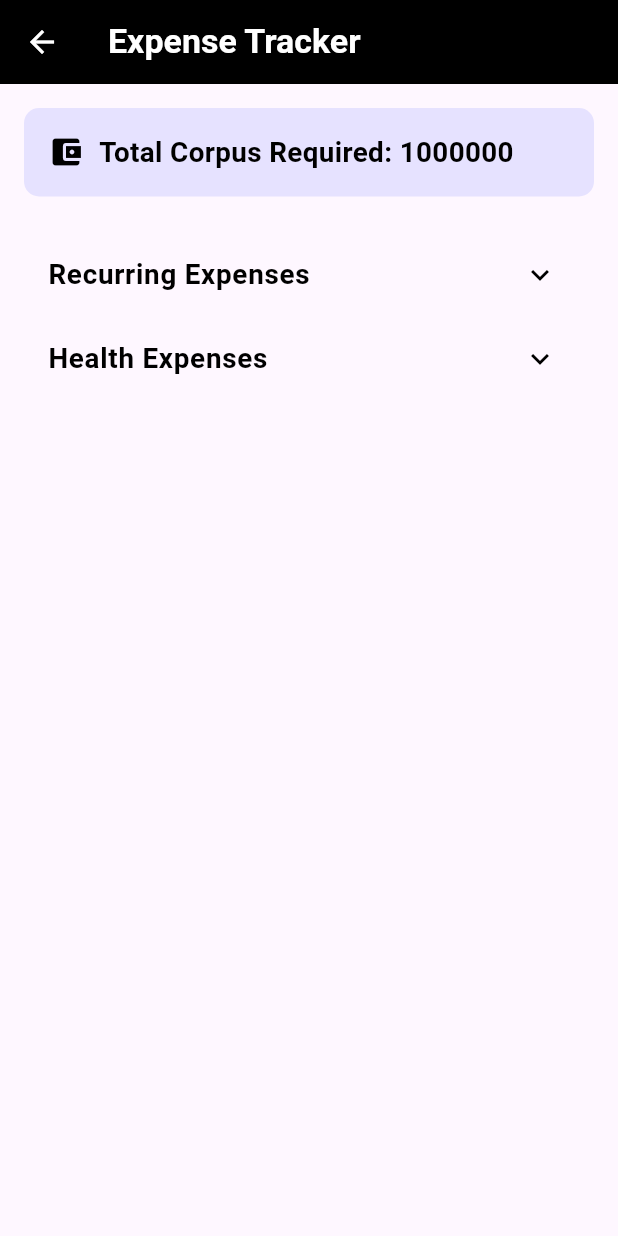
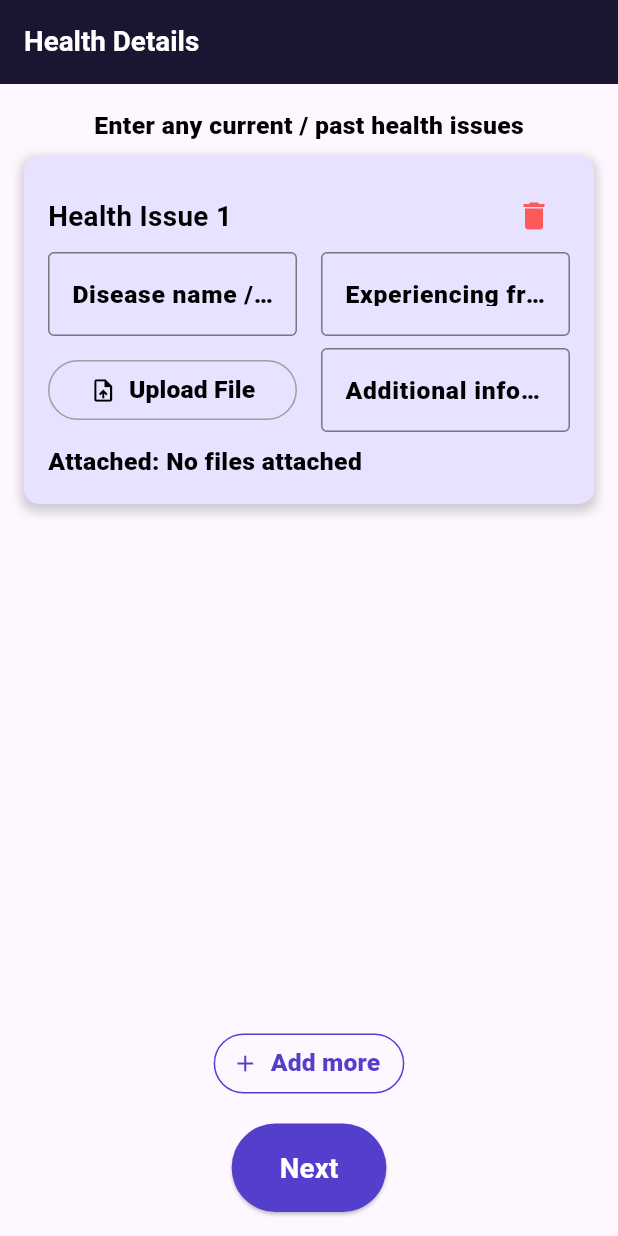
Before and after one commit to shubh865/Money-Mentor, a Flutter app: the screen it shows after launch, on a phone screen of 412 x 824 dp. Run offline on Flutter 3.47's test engine with Material 3 defaults, Android fonts, the phone set to English and light mode, and no system bars; our stand-ins replace file_picker, fl_chart, flutter_svg, go_router, google_fonts; missing offline and left inert: size_config.

Commit message:
health screen

```diff
--- a/app/lib/main.dart
+++ b/app/lib/main.dart
@@ -1,4 +1,5 @@
 import 'package:bob_hacks/constants/sizeconfig.dart';
+import 'package:bob_hacks/pages/health_detail.dart';
 import 'package:bob_hacks/pages/home.dart';
 import 'package:bob_hacks/constants/sizeconfig.dart';
 import 'package:bob_hacks/pages/corpus/corpus_predicment.dart.dart';
@@ -17,7 +18,7 @@ class MainApp extends StatelessWidget {
         debugShowCheckedModeBanner: false,
         home: Builder(builder: (context) {
           SizeConfig().init(context); // Initialize SizeConfig here
-          return Drop();
+          return HealthDetailsScreen();
         }));
   }
 }
--- /dev/null
+++ b/app/lib/pages/health_detail.dart
@@ -0,0 +1,225 @@
+import 'package:flutter/material.dart';
+import 'package:file_picker/file_picker.dart';
+import 'package:bob_hacks/constants/sizeconfig.dart';
+import 'package:bob_hacks/core/theme/palette.dart';
+import 'package:bob_hacks/utils/ui_utils/text/text_style.dart';
+
+class HealthDetailsScreen extends StatefulWidget {
+  @override
+  _HealthDetailsScreenState createState() => _HealthDetailsScreenState();
+}
+
+class _HealthDetailsScreenState extends State<HealthDetailsScreen> {
+  List<Map<String, String>> healthDetails = [
+    {
+      'disease': '',
+      'experiencingFrom': '',
+      'report': '',
+      'additionalInfo': '',
+    }
+  ];
+
+  Future<void> pickFile(int index) async {
+    FilePickerResult? result = await FilePicker.platform.pickFiles();
+    if (result != null) {
+      setState(() {
+        healthDetails[index]['report'] = result.files.single.name;
+      });
+    }
+  }
+
+  void addHealthDetail() {
+    setState(() {
+      healthDetails.add({
+        'disease': '',
+        'experiencingFrom': '',
+        'report': '',
+        'additionalInfo': '',
+      });
+    });
+  }
+
+  void deleteHealthDetail(int index) {
+    setState(() {
+      healthDetails.removeAt(index);
+    });
+  }
+
+  @override
+  Widget build(BuildContext context) {
+    SizeConfig().init(context); // Initialize size configuration
+    return Scaffold(
+      appBar: AppBar(
+        title: Text(
+          'Health Details',
+          style: title1(color: Palette.white),
+        ),
+        backgroundColor: Palette.darkPurple,
+      ),
+      body: Padding(
+        padding: const EdgeInsets.all(16.0),
+        child: Column(
+          children: [
+            Text(
+              'Enter any current / past health issues',
+              style: smallDescp(color: Palette.black),
+            ),
+            Expanded(
+              child: ListView.builder(
+                itemCount: healthDetails.length,
+                itemBuilder: (context, index) {
+                  return Padding(
+                    padding: const EdgeInsets.symmetric(vertical: 8.0),
+                    child: Container(
+                      padding: const EdgeInsets.all(16.0),
+                      decoration: BoxDecoration(
+                        color: Palette.lightGrey,
+                        borderRadius: BorderRadius.circular(10),
+                        boxShadow: [
+                          BoxShadow(
+                            color: Colors.grey.withOpacity(0.5),
+                            spreadRadius: 2,
+                            blurRadius: 5,
+                            offset: Offset(0, 3),
+                          ),
+                        ],
+                      ),
+                      child: Column(
+                        crossAxisAlignment: CrossAxisAlignment.start,
+                        children: [
+                          Row(
+                            mainAxisAlignment: MainAxisAlignment.spaceBetween,
+                            children: [
+                              Text(
+                                'Health Issue ${index + 1}',
+                                style: title1(color: Palette.black),
+                              ),
+                              IconButton(
+                                icon: Icon(Icons.delete, color: Palette.red),
+                                onPressed: () => deleteHealthDetail(index),
+                              ),
+                            ],
+                          ),
+                          Row(
+                            children: [
+                              Expanded(
+                                child: TextField(
+                                  decoration: InputDecoration(
+                                    labelText: 'Disease name / Symptoms',
+                                    labelStyle:
+                                        smallDescp(color: Palette.black),
+                                    border: OutlineInputBorder(),
+                                  ),
+                                  onChanged: (value) {
+                                    setState(() {
+                                      healthDetails[index]['disease'] = value;
+                                    });
+                                  },
+                                ),
+                              ),
+                              SizedBox(width: 16),
+                              Expanded(
+                                child: TextField(
+                                  decoration: InputDecoration(
+                                    labelText: 'Experiencing from',
+                                    labelStyle:
+                                        smallDescp(color: Palette.black),
+                                    border: OutlineInputBorder(),
+                                  ),
+                                  onChanged: (value) {
+                                    setState(() {
+                                      healthDetails[index]['experiencingFrom'] =
+                                          value;
+                                    });
+                                  },
+                                ),
+                              ),
+                            ],
+                          ),
+                          SizedBox(height: 8),
+                          Row(
+                            children: [
+                              Expanded(
+                                child: TextButton(
+                                  onPressed: () => pickFile(index),
+                                  child: Row(
+                                    mainAxisAlignment: MainAxisAlignment.center,
+                                    children: [
+                                      Icon(Icons.upload_file,
+                                          color: Palette.black),
+                                      SizedBox(width: 8),
+                                      Text(
+                                        healthDetails[index]['report']
+                                                    ?.isEmpty ??
+                                                true
+                                            ? 'Upload File'
+                                            : healthDetails[index]['report']!,
+                                        style: smallDescp(color: Palette.black),
+                                      ),
+                                    ],
+                                  ),
+                                  style: TextButton.styleFrom(
+                                    side: BorderSide(color: Colors.grey),
+                                  ),
+                                ),
+                              ),
+                              SizedBox(width: 16),
+                              Expanded(
+                                child: TextField(
+                                  decoration: InputDecoration(
+                                    labelText: 'Additional information',
+                                    labelStyle:
+                                        smallDescp(color: Palette.black),
+                                    border: OutlineInputBorder(),
+                                  ),
+                                  onChanged: (value) {
+                                    setState(() {
+                                      healthDetails[index]['additionalInfo'] =
+                                          value;
+                                    });
+                                  },
+                                ),
+                              ),
+                            ],
+                          ),
+                          SizedBox(height: 8),
+                          Text(
+                            'Attached: ${healthDetails[index]['report']?.isEmpty ?? true ? 'No files attached' : healthDetails[index]['report']}',
+                            style: smallDescp(color: Palette.black),
+                          ),
+                        ],
+                      ),
+                    ),
+                  );
+                },
+              ),
+            ),
+            TextButton.icon(
+              onPressed: addHealthDetail,
+              icon: Icon(Icons.add, color: Palette.primaryBlue),
+              label: Text(
+                'Add more',
+                style: smallDescp(color: Palette.primaryBlue),
+              ),
+              style: TextButton.styleFrom(
+                side: BorderSide(color: Palette.primaryBlue),
+              ),
+            ),
+            SizedBox(height: 16),
+            ElevatedButton(
+              onPressed: () {},
+              child: Text(
+                'Next',
+                style: title1(color: Palette.white),
+              ),
+              style: ElevatedButton.styleFrom(
+                backgroundColor: Palette.primaryBlue,
+                padding: EdgeInsets.symmetric(horizontal: 32, vertical: 16),
+              ),
+            ),
+          ],
+        ),
+      ),
+    );
+  }
+}
--- a/app/pubspec.yaml
+++ b/app/pubspec.yaml
@@ -7,6 +7,7 @@ environment:
   sdk: '>=3.4.1 <4.0.0'
 
 dependencies:
+  file_picker: ^8.0.0+1
   fl_chart: ^0.68.0
   flutter:
     sdk: flutter
```
